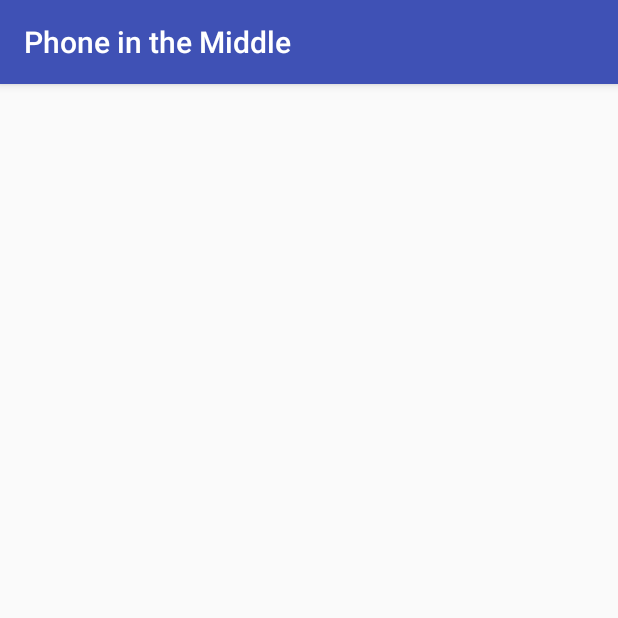
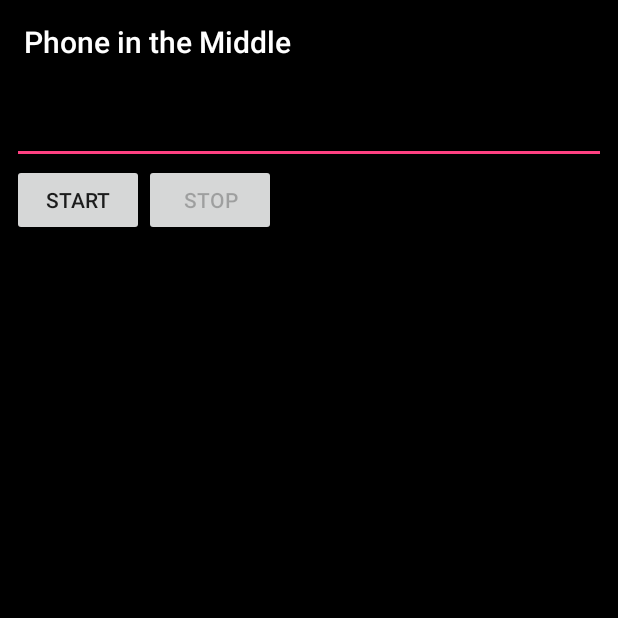
Before and after one commit to csbruno/pitm, an Android app: the screen it shows after launch (MainActivity), on a phone screen of 412 x 824 dp, the top half of it. Run offline under Robolectric (Android 15) with nearby library versions, the phone set to English and light mode, and no system bars.

Commit message:
Android Modifications. Bug fixes in server

```diff
--- a/android/app/src/main/java/css/bruno/phoneinthemiddle/MainActivity.java
+++ b/android/app/src/main/java/css/bruno/phoneinthemiddle/MainActivity.java
@@ -3,6 +3,10 @@ package css.bruno.phoneinthemiddle;
 import android.os.Bundle;
 import android.os.Handler;
 import android.support.v7.app.AppCompatActivity;
+import android.util.Log;
+import android.view.View;
+import android.widget.Button;
+import android.widget.EditText;
 
 import java.util.ArrayList;
 import java.util.Map;
@@ -13,23 +17,47 @@ import java.util.TimerTask;
 public class MainActivity extends AppCompatActivity {
 
 
-    private ArrayList<Integer> controllersIDS;
     private InputView inputView;
-
-
+    private EditText editTextIP;
+    private Button buttonStart, buttonStop;
+    private TimerTask timerTask;
+    private Timer timer;
+    private Handler handler;
     @Override
     protected void onCreate(Bundle savedInstanceState) {
         super.onCreate(savedInstanceState);
         setContentView(R.layout.activity_main);
+
         inputView = (InputView) findViewById(R.id.main);
+        editTextIP = (EditText) findViewById(R.id.editTextIP);
+        buttonStart = (Button) findViewById(R.id.buttonStart);
+        buttonStop = (Button) findViewById(R.id.buttonStop);
+
         inputView.setFocusable(true);
         inputView.requestFocus();
+        inputView.reset();
 
-        inputView.reset();
-        final Handler handler = new Handler();
-        Timer timer = new Timer(false);
+        handler = new Handler();
+        timer = new Timer(false);
 
-        TimerTask timerTask = new TimerTask() {
+        buttonStop.setOnClickListener(new View.OnClickListener() {
+            @Override
+            public void onClick(View v) {
+                buttonStart.setEnabled(true);
+                buttonStop.setEnabled(false);
+                timer.cancel();
+            }
+        });
+        buttonStart.setOnClickListener(new View.OnClickListener() {
+            @Override
+            public void onClick(View v) {
+                if(Helper.validIP(editTextIP.getText().toString())){
+
+                    buttonStart.setEnabled( false);
+                    buttonStop.setEnabled(true);
+                    editTextIP.setEnabled(false);
+                    inputView.findFocus();
+                    timerTask = new TimerTask() {
                         @Override
                         public void run() {
                             handler.post(new Runnable() {
@@ -39,16 +67,22 @@ public class MainActivity extends AppCompatActivity {
                                     if (inputView.getKeyData() != null && inputView.getKeyData().size() > 0) {
                                         Map<String, String> m = inputView.getKeyData();
                                         m.put("TIME", String.valueOf(System.currentTimeMillis()));
-                            byte[] ipAddr = new byte[]{(byte) 10, (byte) 0, (byte) 1, (byte) 16};
+                                        byte[] ipAddr = Helper.ipStrToBytes(editTextIP.getText().toString());
 
-                            if (inputView.get_newInput()) (new UDPClient(ipAddr, 8888)).SendJSON(m);
+                                        if (inputView.get_newInput()) UDPClient.SendJSON(ipAddr, 8888, m);
                                         inputView.set_newInput(false);
+
                                     }
                                 }
                             });
                         }
                     };
                     timer.schedule(timerTask, 0, 32);
+                }
+            }
+        });
+
+
 
     }
 
--- a/android/app/src/main/res/layout/activity_main.xml
+++ b/android/app/src/main/res/layout/activity_main.xml
@@ -1,30 +1,55 @@
 <?xml version="1.0" encoding="utf-8"?>
 <FrameLayout xmlns:android="http://schemas.android.com/apk/res/android"
     xmlns:tools="http://schemas.android.com/tools"
-
+    android:background="@color/colorPrimary"
     android:layout_width="match_parent"
     android:layout_height="match_parent"
     android:orientation="vertical"
     tools:context=".MainActivity">
 
-    <css.bruno.phoneinthemiddle.InputView
-        android:id="@+id/main"
+
+
+
+    <LinearLayout
         android:layout_width="match_parent"
-        android:layout_height="match_parent" />
+        android:layout_height="wrap_content"
+        android:padding="@dimen/paddingEditTextIP"
+        android:orientation="vertical">
 
-    <FrameLayout
-        android:layout_width="40dp"
-        android:layout_height="40dp">
-        <!--<ImageView
-            android:layout_width="40dp"
-            android:layout_height="40dp"
-            android:src="@drawable/open_circle"/>-->
-        <!--<ImageView-->
-        <!--android:layout_width="12dp"-->
-        <!--android:layout_height="12dp"-->
-        <!--android:src="@drawable/circle"-->
-        <!--android:layout_gravity="center"/>-->
+        <EditText
+            android:id="@+id/editTextIP"
+            style="@style/Widget.AppCompat.AutoCompleteTextView"
+            android:layout_width="match_parent"
+            android:layout_height="wrap_content"
+            android:digits="0123456789."
+            android:textColor="@color/colorAccent"
+            android:inputType="number"
+            android:focusable="true" />
 
-    </FrameLayout>
+        <LinearLayout
+            android:layout_width="wrap_content"
+            android:layout_height="wrap_content"
+            android:orientation="horizontal">
 
+            <Button
+                android:id="@+id/buttonStart"
+                android:layout_width="wrap_content"
+                android:layout_height="wrap_content"
+                android:focusable="false"
+                android:text="@string/start" />
+
+            <Button
+                android:id="@+id/buttonStop"
+                android:focusable="false"
+                android:layout_width="wrap_content"
+                android:layout_height="wrap_content"
+                android:enabled="false"
+                android:text="@string/stop" />
+        </LinearLayout>
+        <css.bruno.phoneinthemiddle.InputView
+            android:id="@+id/main"
+            android:layout_width="match_parent"
+            android:layout_height="match_parent"
+            android:background="@color/colorPrimary"/>
+    </LinearLayout>
 </FrameLayout>
--- a/android/app/src/main/res/values/colors.xml
+++ b/android/app/src/main/res/values/colors.xml
@@ -1,6 +1,6 @@
 <?xml version="1.0" encoding="utf-8"?>
 <resources>
-    <color name="colorPrimary">#3F51B5</color>
-    <color name="colorPrimaryDark">#303F9F</color>
+    <color name="colorPrimary">#000000</color>
+    <color name="colorPrimaryDark">#000000</color>
     <color name="colorAccent">#FF4081</color>
 </resources>
--- /dev/null
+++ b/android/app/src/main/res/values/dimen.xml
@@ -0,0 +1,6 @@
+<?xml version="1.0" encoding="utf-8"?>
+<resources>
+    <dimen name="paddingEditTextIP">
+        8dp
+    </dimen>
+</resources>
--- a/android/app/src/main/res/values/strings.xml
+++ b/android/app/src/main/res/values/strings.xml
@@ -1,3 +1,5 @@
 <resources>
     <string name="app_name">Phone in the Middle</string>
+    <string name="start">Start</string>
+    <string name="stop">Stop</string>
 </resources>
```
Also changed, not shown: android/app/src/main/java/css/bruno/phoneinthemiddle/Helper.java (added, +46 -0 lines), android/app/src/main/java/css/bruno/phoneinthemiddle/UDPClient.java (+4 -28 lines), 1 other file. Lines whose indentation alone changed are shown as unchanged.
